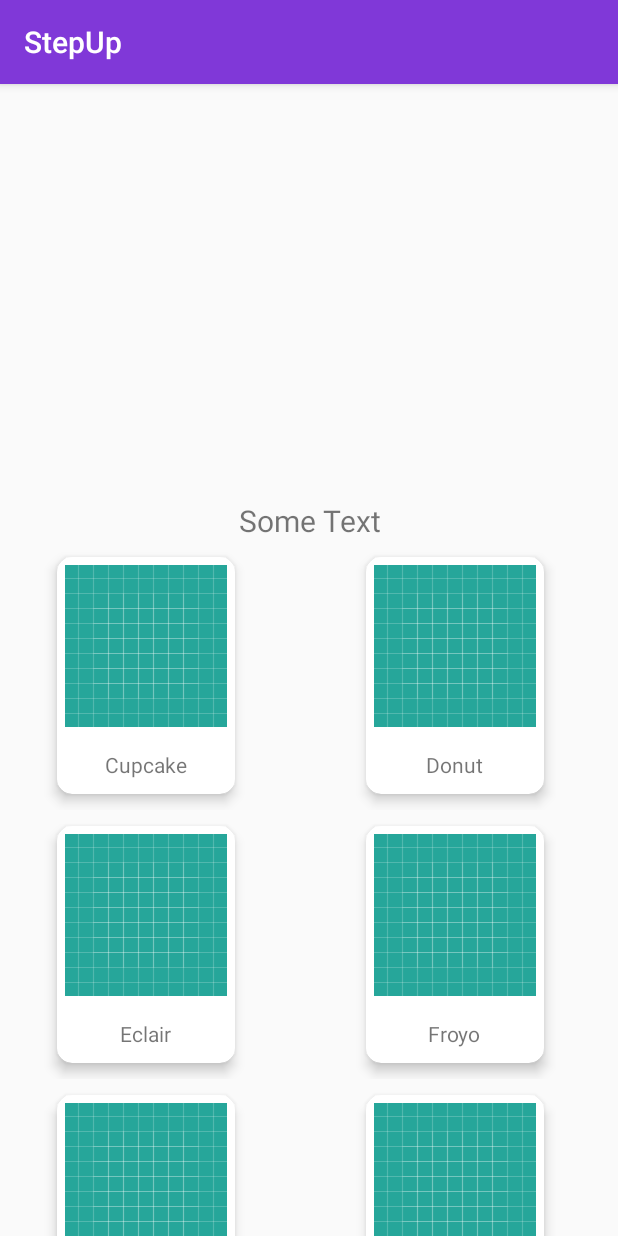
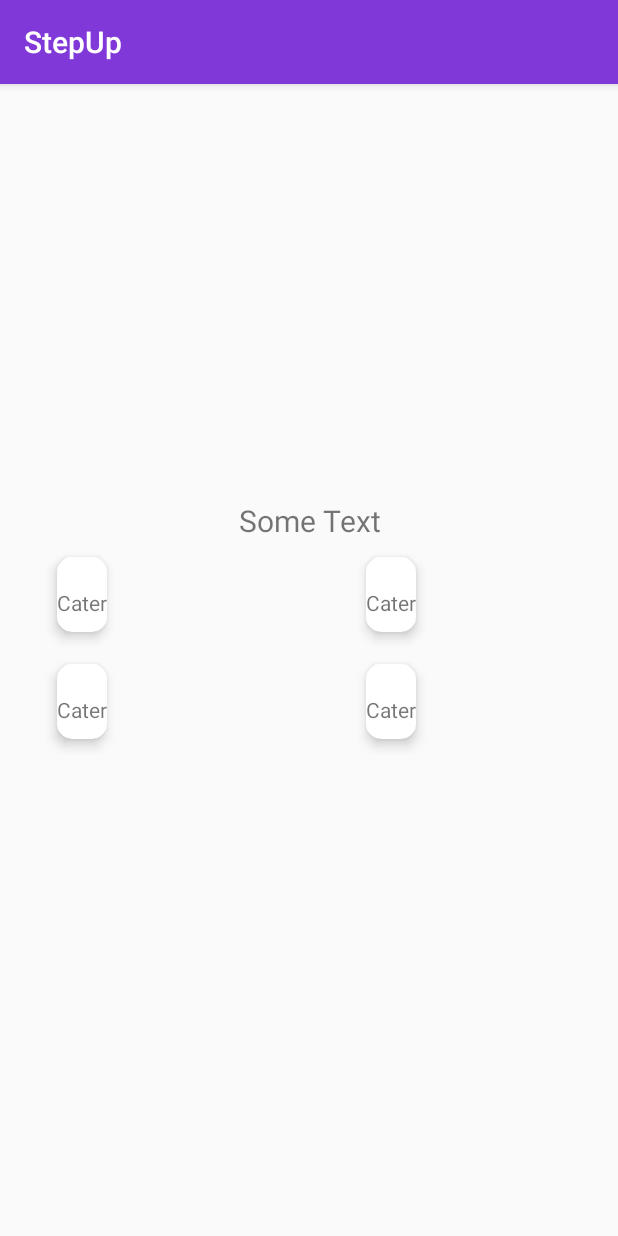
Before and after one commit to jyotid/StepUp, an Android app: the screen it shows after launch (CategoryActivity), on a phone screen of 412 x 824 dp. Run offline under Robolectric (Android 15) with nearby library versions, the phone set to English and light mode, and no system bars.

Commit message:
Add data changes

```diff
--- a/app/src/main/AndroidManifest.xml
+++ b/app/src/main/AndroidManifest.xml
@@ -31,7 +31,7 @@
         android:name=".categories.CategoryActivity"
         android:screenOrientation="portrait" />
 
-      <activity android:name=".categories.CategoryDescriptionActivity"></activity>
+      <activity android:name=".categories.CategoryBasedPeopleListActivity"></activity>
     </application>
 
 
--- a/app/src/main/java/com/womandroid/stepup/categories/CategoryActivity.java
+++ b/app/src/main/java/com/womandroid/stepup/categories/CategoryActivity.java
@@ -9,20 +9,21 @@ import android.support.v7.widget.GridLayoutManager;
 import android.support.v7.widget.RecyclerView;
 import android.view.View;
 
-import com.womandroid.stepup.data.DataModel;
-import com.womandroid.stepup.LoginActivity;
+import com.womandroid.stepup.data.CategoryListDataModel;
 import com.womandroid.stepup.R;
+import com.womandroid.stepup.data.CategoryListDataModel.CategoryDataModel;
 import com.womandroid.stepup.data.MyData;
+import com.womandroid.stepup.profile.ProfileDescriptionActivity;
 import java.util.ArrayList;
+import java.util.List;
 
 public class CategoryActivity extends AppCompatActivity {
 
-    private static RecyclerView.Adapter adapter;
     private GridLayoutManager layoutManager;
     private static RecyclerView recyclerView;
-    private static ArrayList<DataModel> data;
+    private CustomAdapter adapter = new CustomAdapter(new ArrayList<CategoryDataModel>());
     static View.OnClickListener myOnClickListener;
-    private static ArrayList<Integer> removedItems;
+    private CategoryPresenter presenter = new CategoryPresenter();
 
     public static Intent getIntent(Context context){
         return new Intent(context, CategoryActivity.class);
@@ -32,28 +33,22 @@ public class CategoryActivity extends AppCompatActivity {
     protected void onCreate(Bundle savedInstanceState) {
         super.onCreate(savedInstanceState);
         setContentView(R.layout.activity_category);
+        presenter.onViewAttached(this);
+        presenter.getCategoryData();
 
         myOnClickListener = new MyOnClickListener(CategoryActivity.this);
 
-        recyclerView = (RecyclerView) findViewById(R.id.recyclerView);
+        recyclerView = findViewById(R.id.recyclerView);
         recyclerView.setHasFixedSize(true);
 
         layoutManager = new GridLayoutManager(this, 2);
         recyclerView.setLayoutManager(layoutManager);
         recyclerView.setItemAnimator(new DefaultItemAnimator());
+        recyclerView.setAdapter(adapter);
+    }
 
-        data = new ArrayList<DataModel>();
-        for (int i = 0; i < MyData.nameArray.length; i++) {
-            data.add(new DataModel(
-                    MyData.nameArray[i],
-                    MyData.drawableArray[i]
-            ));
-        }
-
-        removedItems = new ArrayList<Integer>();
-
-        adapter = new CustomAdapter(data);
-        recyclerView.setAdapter(adapter);
+    public void onCategoryDataReceived(List<CategoryDataModel> categoryListDataModel){
+        adapter.addData(categoryListDataModel);
     }
 
 
@@ -67,7 +62,7 @@ public class CategoryActivity extends AppCompatActivity {
 
         @Override
         public void onClick(View v) {
-
+             context.startActivity(ProfileDescriptionActivity.getIntent(context));
         }
 
     }
--- /dev/null
+++ b/app/src/main/java/com/womandroid/stepup/categories/CategoryPresenter.java
@@ -0,0 +1,30 @@
+package com.womandroid.stepup.categories;
+
+import com.womandroid.stepup.data.CategoryListDataModel;
+import com.womandroid.stepup.data.CategoryListDataModel.CategoryDataModel;
+import java.util.ArrayList;
+import java.util.List;
+
+/**
+ * Created by jyotidubey on 16/02/19.
+ */
+
+public class CategoryPresenter {
+
+  public CategoryActivity view;
+
+  public void onViewAttached(CategoryActivity view){
+    this.view = view;
+  }
+
+  public void getCategoryData(){
+    List<CategoryDataModel> data =  new ArrayList<>();
+    data.add(new CategoryListDataModel.CategoryDataModel("Cater","1"));
+    data.add(new CategoryListDataModel.CategoryDataModel("Cater","1"));
+    data.add(new CategoryListDataModel.CategoryDataModel("Cater","1"));
+    data.add(new CategoryListDataModel.CategoryDataModel("Cater","1"));
+
+    view.onCategoryDataReceived(data);
+  }
+
+}
--- a/app/src/main/java/com/womandroid/stepup/categories/CustomAdapter.java
+++ b/app/src/main/java/com/womandroid/stepup/categories/CustomAdapter.java
@@ -7,13 +7,15 @@ import android.view.ViewGroup;
 import android.widget.ImageView;
 import android.widget.TextView;
 
-import com.womandroid.stepup.data.DataModel;
+import com.womandroid.stepup.data.CategoryListDataModel;
 import com.womandroid.stepup.R;
+import com.womandroid.stepup.data.CategoryListDataModel.CategoryDataModel;
 import java.util.ArrayList;
+import java.util.List;
 
 public class CustomAdapter extends RecyclerView.Adapter<CustomAdapter.MyViewHolder> {
 
-    private ArrayList<DataModel> dataSet;
+    private List<CategoryDataModel> dataSet;
 
     public static class MyViewHolder extends RecyclerView.ViewHolder {
 
@@ -27,8 +29,14 @@ public class CustomAdapter extends RecyclerView.Adapter<CustomAdapter.MyViewHold
         }
     }
 
-    public CustomAdapter(ArrayList<DataModel> data) {
+    public CustomAdapter(List<CategoryDataModel> data) {
         this.dataSet = data;
+    }
+
+    public void addData(List<CategoryDataModel> data){
+        this.dataSet.clear();
+        this.dataSet.addAll(data);
+        notifyDataSetChanged();
     }
 
     @Override
@@ -49,8 +57,8 @@ public class CustomAdapter extends RecyclerView.Adapter<CustomAdapter.MyViewHold
         TextView textViewName = holder.textViewName;
         ImageView imageView = holder.imageViewIcon;
 
-        textViewName.setText(dataSet.get(listPosition).getName());
-        imageView.setImageResource(dataSet.get(listPosition).getImage());
+        textViewName.setText(dataSet.get(listPosition).name);
+       // imageView.setImageResource(dataSet.get(listPosition).id);
     }
 
     @Override
--- /dev/null
+++ b/app/src/main/java/com/womandroid/stepup/data/CategoryListDataModel.java
@@ -0,0 +1,22 @@
+package com.womandroid.stepup.data;
+
+import java.util.ArrayList;
+import java.util.List;
+
+public class CategoryListDataModel {
+
+    public List<CategoryDataModel> categoryData = new ArrayList<>();
+
+    public static class CategoryDataModel{
+        public final String name;
+        public final String id;
+
+        public CategoryDataModel(String name, String id) {
+            this.name = name;
+            this.id=id;
+        }
+    }
+
+
+
+}
--- a/app/src/main/java/com/womandroid/stepup/data/DataModel.java
+++ /dev/null
@@ -1,20 +0,0 @@
-package com.womandroid.stepup.data;
-
-public class DataModel {
-
-    String name;
-    int image;
-
-    public DataModel(String name, int image) {
-        this.name = name;
-        this.image=image;
-    }
-
-    public String getName() {
-        return name;
-    }
-
-    public int getImage() {
-        return image;
-    }
-}
--- a/app/src/main/res/layout/activity_profile_description.xml
+++ b/app/src/main/res/layout/activity_profile_description.xml
@@ -90,7 +90,8 @@
             android:id="@+id/rvCourses"
             android:layout_width="wrap_content"
             android:layout_height="wrap_content"
-            android:layout_marginTop="20dp" />
+            android:layout_marginTop="20dp"
+            android:nestedScrollingEnabled="false"/>
 
         <TextView
             android:layout_width="wrap_content"
```
Also changed, not shown: app/src/main/java/com/womandroid/stepup/categories/CategoryBasedPeopleListActivity.java (renamed from app/src/main/java/com/womandroid/stepup/categories/CategoryDescriptionActivity.java, +7 -1 lines), app/src/main/java/com/womandroid/stepup/data/category.json (+9 -13 lines), app/src/main/java/com/womandroid/stepup/profile/ProfileDescriptionActivity.kt (+11 -1 lines).
